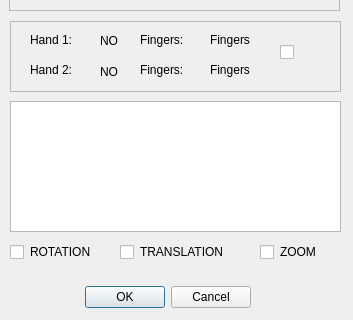
Old version of the form Leap/leapdialog.ui in the repository Sabreme/Astro_FITS_VTK; both pictures show x 0 to 353 and y 329 to 649 of the 353 by 649 pixel window.
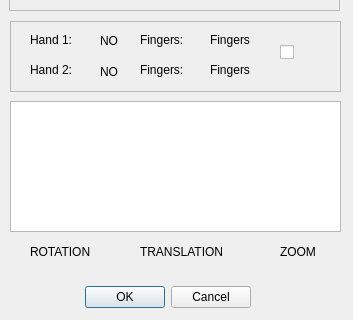
New version of the form. Custom widgets are drawn as their Qt base class.

Commit message: Rotation, Translation and Zooming Coordinates being tracked Accurately TODO: Export LeapMotion Code to Seperate Class TODO: Highlight interaction buttons on Actions for Viewer Focus TODO: Seperate LEAP Gestures into Discrete Gestures and not Button Based

What changed in the file:
```diff
--- a/Leap/leapdialog.ui
+++ b/Leap/leapdialog.ui
@@ -51,19 +51,6 @@
     <string>ROTATION</string>
    </property>
   </widget>
-  <widget class="QCheckBox" name="checkBox_Scaling">
-   <property name="geometry">
-    <rect>
-     <x>260</x>
-     <y>570</y>
-     <width>21</width>
-     <height>22</height>
-    </rect>
-   </property>
-   <property name="text">
-    <string/>
-   </property>
-  </widget>
   <widget class="QLabel" name="labelScaling">
    <property name="geometry">
     <rect>
@@ -213,32 +200,6 @@
     </property>
    </widget>
   </widget>
-  <widget class="QCheckBox" name="checkBox_Rotation">
-   <property name="geometry">
-    <rect>
-     <x>10</x>
-     <y>570</y>
-     <width>21</width>
-     <height>22</height>
-    </rect>
-   </property>
-   <property name="text">
-    <string/>
-   </property>
-  </widget>
-  <widget class="QCheckBox" name="checkBox_Translation">
-   <property name="geometry">
-    <rect>
-     <x>120</x>
-     <y>570</y>
-     <width>21</width>
-     <height>22</height>
-    </rect>
-   </property>
-   <property name="text">
-    <string/>
-   </property>
-  </widget>
   <widget class="QLabel" name="labelTranslation">
    <property name="geometry">
     <rect>
```
The commit also changes 4 other files.
